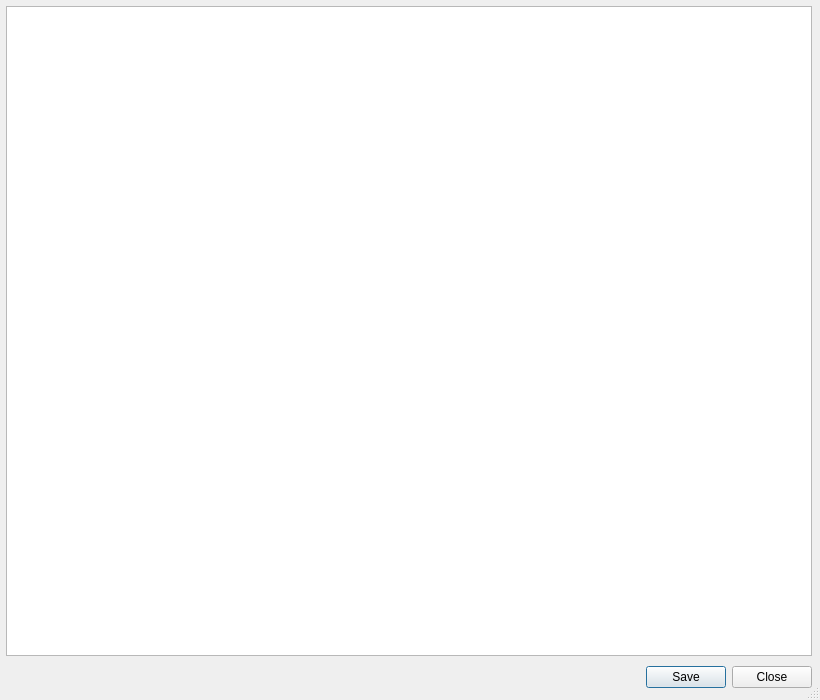
Old version of the form metadataModal.ui in the repository LicethYaneth/HRV-QT.
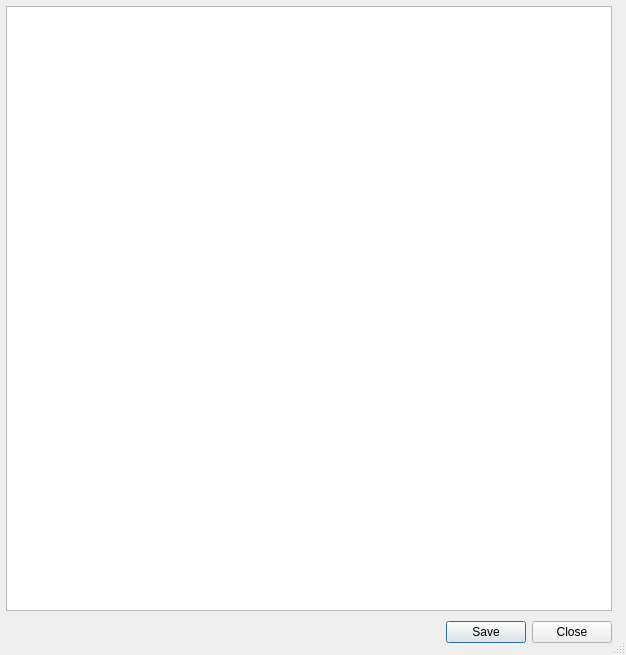
New version of the form.

Patch:
```diff
--- a/metadataModal.ui
+++ b/metadataModal.ui
@@ -9,8 +9,8 @@
    <rect>
     <x>0</x>
     <y>0</y>
-    <width>820</width>
-    <height>700</height>
+    <width>626</width>
+    <height>655</height>
    </rect>
   </property>
   <property name="sizePolicy">
@@ -21,13 +21,13 @@
   </property>
   <property name="minimumSize">
    <size>
-    <width>820</width>
-    <height>700</height>
+    <width>600</width>
+    <height>650</height>
    </size>
   </property>
   <property name="maximumSize">
    <size>
-    <width>820</width>
+    <width>626</width>
     <height>16777215</height>
    </size>
   </property>
@@ -71,13 +71,13 @@
       <widget class="QScrollArea" name="scrollArea">
        <property name="minimumSize">
         <size>
-         <width>806</width>
+         <width>606</width>
          <height>600</height>
         </size>
        </property>
        <property name="maximumSize">
         <size>
-         <width>806</width>
+         <width>606</width>
          <height>16777215</height>
         </size>
        </property>
@@ -95,7 +95,7 @@
          <rect>
           <x>0</x>
           <y>0</y>
-          <width>804</width>
+          <width>604</width>
           <height>598</height>
          </rect>
         </property>
@@ -113,7 +113,7 @@
           <rect>
            <x>10</x>
            <y>20</y>
-           <width>781</width>
+           <width>581</width>
            <height>571</height>
           </rect>
          </property>
@@ -124,15 +124,21 @@
      </item>
      <item>
       <widget class="QDialogButtonBox" name="buttonBox">
+       <property name="sizePolicy">
+        <sizepolicy hsizetype="Expanding" vsizetype="Maximum">
+         <horstretch>10</horstretch>
+         <verstretch>10</verstretch>
+        </sizepolicy>
+       </property>
        <property name="minimumSize">
         <size>
-         <width>806</width>
+         <width>606</width>
          <height>0</height>
         </size>
        </property>
        <property name="maximumSize">
         <size>
-         <width>800</width>
+         <width>606</width>
          <height>16777215</height>
         </size>
        </property>
```
